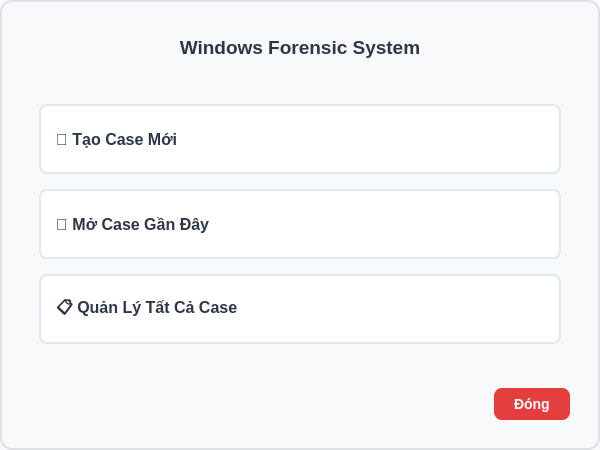
Qt form views/pages/welcome_dialog.ui (Tlinhk/Windows_forensic) before a commit.
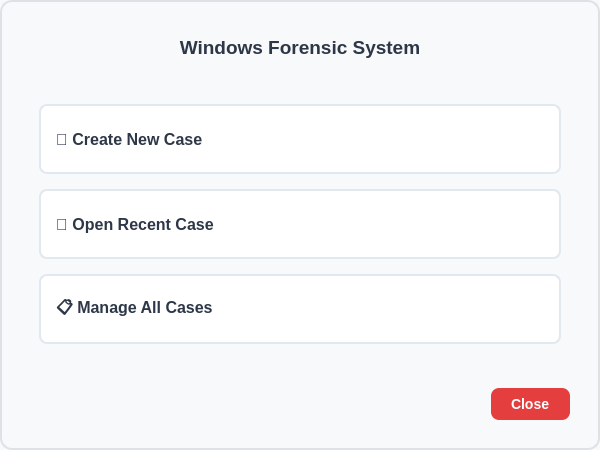
The same form after that commit.

What changed in the file:
```diff
--- a/views/pages/welcome_dialog.ui
+++ b/views/pages/welcome_dialog.ui
@@ -133,7 +133,7 @@
          </size>
         </property>
         <property name="text">
-         <string>📁 Tạo Case Mới</string>
+         <string>📁 Create New Case</string>
         </property>
        </widget>
       </item>
@@ -146,7 +146,7 @@
          </size>
         </property>
         <property name="text">
-         <string>📂 Mở Case Gần Đây</string>
+         <string>📂 Open Recent Case</string>
         </property>
        </widget>
       </item>
@@ -159,7 +159,7 @@
          </size>
         </property>
         <property name="text">
-         <string>📋 Quản Lý Tất Cả Case</string>
+         <string>📋 Manage All Cases</string>
         </property>
        </widget>
       </item>
@@ -203,7 +203,7 @@
      <item>
       <widget class="QPushButton" name="closeBtn">
        <property name="text">
-        <string>Đóng</string>
+        <string>Close</string>
        </property>
       </widget>
      </item>
```
